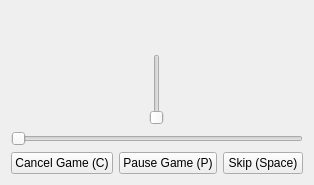
First picture: the form in ui/player.ui, repository tdauth/gustavsfairyland, before the edit.
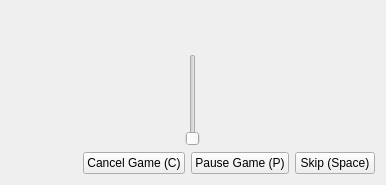
Second picture: the form after the edit.

Commit message: Removed time slider, full screen again, fix doxygen output dir

Diff of the .ui file:
```diff
--- a/ui/player.ui
+++ b/ui/player.ui
@@ -6,7 +6,7 @@
    <rect>
     <x>0</x>
     <y>0</y>
-    <width>297</width>
+    <width>386</width>
     <height>185</height>
    </rect>
   </property>
@@ -53,13 +53,6 @@
          </item>
         </layout>
        </item>
-       <item>
-        <widget class="QSlider" name="timeSlider">
-         <property name="orientation">
-          <enum>Qt::Horizontal</enum>
-         </property>
-        </widget>
-       </item>
        <item>
         <layout class="QHBoxLayout" name="horizontalLayout_2">
          <item>
```
The commit also changes 4 other files.
